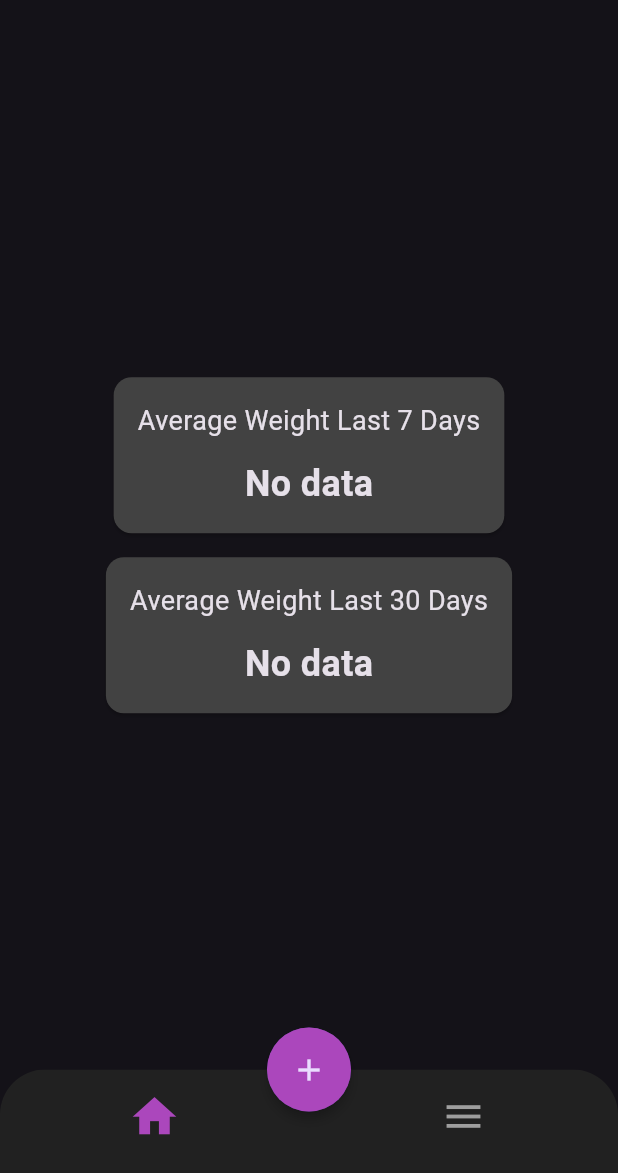
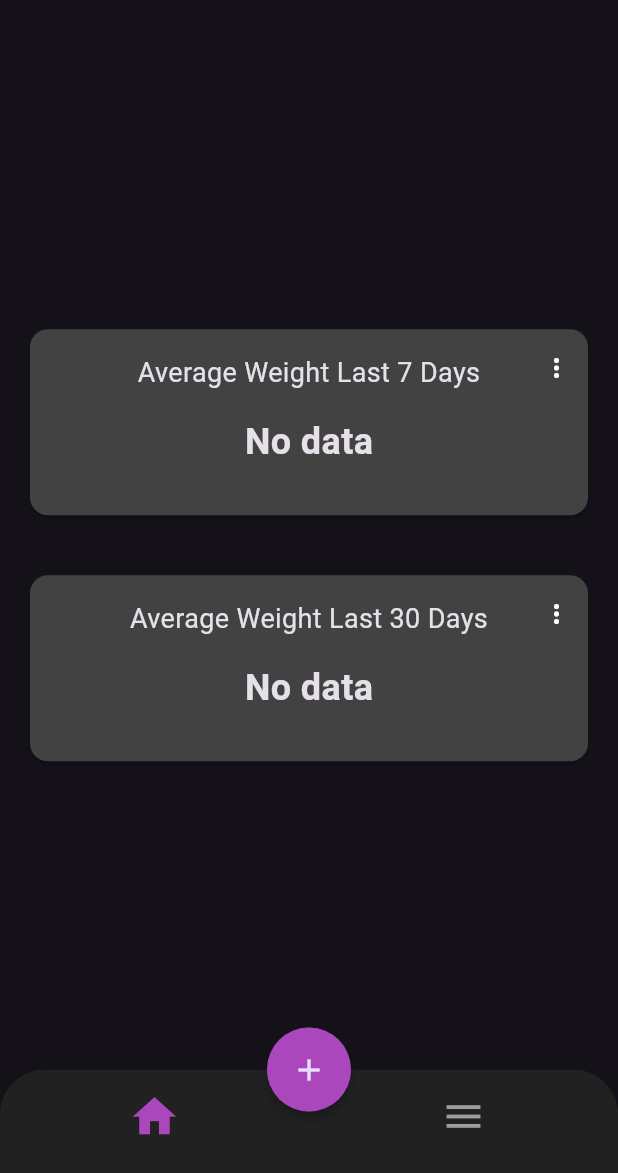
Before and after one commit to adrianmartinsen/average-weight-tracker, a Flutter app: the screen it shows after launch, on a phone screen of 412 x 824 dp, the part 63-1236 px from its top. Run offline on Flutter 3.47's test engine with Material 3 defaults, Android fonts, the light colour scheme and no system bars; our stand-ins replace equatable, flutter_bloc, shared_preferences, sqflite; accounts and stored records are empty.

Commit message:
added average_weight_card widget and 3-dot menu - only UI, no functionality

```diff
--- a/lib/presentation/average-weight/average_weight_view.dart
+++ b/lib/presentation/average-weight/average_weight_view.dart
@@ -4,6 +4,7 @@ import 'package:flutter_bloc/flutter_bloc.dart';
 import '../../domain/weighin_model.dart';
 import '../settings/settings_cubit.dart';
 import 'average_weight_cubit.dart';
+import 'widgets/average_weight_card.dart';
 
 class AverageWeightView extends StatelessWidget {
   const AverageWeightView({super.key});
@@ -24,54 +25,15 @@ class AverageWeightView extends StatelessWidget {
             return Column(
               mainAxisAlignment: MainAxisAlignment.center,
               children: [
-                Center(
-                  child: Card(
-                    color: Colors.grey[800],
-                    child: Padding(
-                      padding: const EdgeInsets.all(16.0),
-                      child: Column(
-                        children: [
-                          const Text(
-                            'Average Weight Last 7 Days',
-                            style: TextStyle(fontSize: 18),
-                          ),
-                          const SizedBox(height: 12),
-                          Text(
-                            lastWeekWeighins.isEmpty
-                                ? 'No data'
-                                : '${(lastWeekWeighins.map((w) => w.weight).reduce((a, b) => a + b) / lastWeekWeighins.length).toStringAsFixed(2)} $weightType',
-                            style: const TextStyle(
-                                fontSize: 24, fontWeight: FontWeight.bold),
-                          ),
-                        ],
-                      ),
-                    ),
-                  ),
+                AverageWeightCard(
+                  period: 'week',
+                  weighins: lastWeekWeighins,
+                  weightType: weightType,
                 ),
-                const SizedBox(height: 8),
-                Center(
-                  child: Card(
-                    color: Colors.grey[800],
-                    child: Padding(
-                      padding: const EdgeInsets.all(16.0),
-                      child: Column(
-                        children: [
-                          const Text(
-                            'Average Weight Last 30 Days',
-                            style: TextStyle(fontSize: 18),
-                          ),
-                          const SizedBox(height: 12),
-                          Text(
-                            lastMonthWeighins.isEmpty
-                                ? 'No data'
-                                : '${(lastMonthWeighins.map((w) => w.weight).reduce((a, b) => a + b) / lastMonthWeighins.length).toStringAsFixed(2)} $weightType',
-                            style: const TextStyle(
-                                fontSize: 24, fontWeight: FontWeight.bold),
-                          ),
-                        ],
-                      ),
-                    ),
-                  ),
+                AverageWeightCard(
+                  period: 'month',
+                  weighins: lastMonthWeighins,
+                  weightType: weightType,
                 ),
               ],
             );
--- /dev/null
+++ b/lib/presentation/average-weight/widgets/average_weight_card.dart
@@ -0,0 +1,80 @@
+import 'package:flutter/material.dart';
+import '../../../domain/weighin_model.dart';
+
+class AverageWeightCard extends StatelessWidget {
+  final String period; // 'week' or 'month'
+  final List<Weighin> weighins;
+  final String weightType;
+
+  const AverageWeightCard({
+    super.key,
+    required this.period,
+    required this.weighins,
+    required this.weightType,
+  });
+
+  @override
+  Widget build(BuildContext context) {
+    String title;
+    List<Weighin> filteredWeighins;
+
+    if (period == 'week') {
+      title = 'Average Weight Last 7 Days';
+      filteredWeighins = weighins; // Pass lastWeekWeighins here
+    } else {
+      title = 'Average Weight Last 30 Days';
+      filteredWeighins = weighins; // Pass lastMonthWeighins here
+    }
+
+    return Padding(
+      padding: const EdgeInsets.all(16.0),
+      child: Card(
+        color: Colors.grey[800],
+        child: Padding(
+          padding: const EdgeInsets.fromLTRB(8, 16, 8, 32),
+          child: Stack(
+            children: [
+              Center(
+                child: Column(
+                  children: [
+                    Text(
+                      title,
+                      style: const TextStyle(fontSize: 18),
+                      textAlign: TextAlign.center,
+                    ),
+                    const SizedBox(height: 16),
+                    Text(
+                      filteredWeighins.isEmpty
+                          ? 'No data'
+                          : '${(filteredWeighins.map((w) => w.weight).reduce((a, b) => a + b) / filteredWeighins.length).toStringAsFixed(2)} $weightType',
+                      style: const TextStyle(
+                          fontSize: 24, fontWeight: FontWeight.bold),
+                    ),
+                  ],
+                ),
+              ),
+              Positioned(
+                top: 0,
+                right: 3,
+                child: PopupMenuButton<String>(
+                  color: Colors.grey[700],
+                  itemBuilder: (context) => [
+                    const PopupMenuItem<String>(
+                      value: 'edit',
+                      child: Text('Edit'),
+                    ),
+                    const PopupMenuItem<String>(
+                      value: 'delete',
+                      child: Text('Delete'),
+                    ),
+                  ],
+                  child: const Icon(Icons.more_vert, size: 20),
+                ),
+              ),
+            ],
+          ),
+        ),
+      ),
+    );
+  }
+}
```
